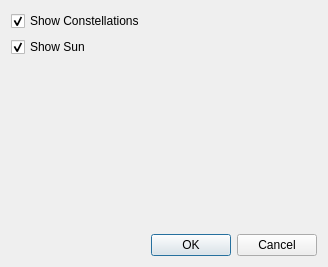
Above: src/plugins/render/stars/StarsConfigWidget.ui from KDE/marble before the change. Below: the same form after it.
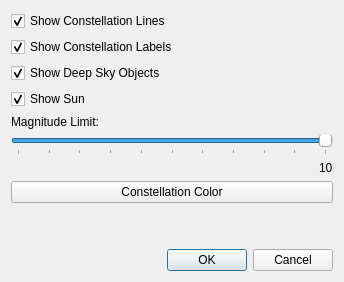
That is the form after the change.

Commit message: Stars config dialog extensions.

```diff
--- a/src/plugins/render/stars/StarsConfigWidget.ui
+++ b/src/plugins/render/stars/StarsConfigWidget.ui
@@ -6,8 +6,8 @@
    <rect>
     <x>0</x>
     <y>0</y>
-    <width>328</width>
-    <height>267</height>
+    <width>344</width>
+    <height>282</height>
    </rect>
   </property>
   <property name="windowTitle">
@@ -17,7 +17,7 @@
    <item>
     <widget class="QCheckBox" name="m_viewConstellationsCheckBox">
      <property name="text">
-      <string>Show Constellations</string>
+      <string>Show Constellation Lines</string>
      </property>
      <property name="checked">
       <bool>true</bool>
@@ -25,7 +25,27 @@
     </widget>
    </item>
    <item>
-    <widget class="QCheckBox" name="m_viewSunCheckBox">
+    <widget class="QCheckBox" name="m_viewConstellationLabelsCheckbox">
+     <property name="text">
+      <string>Show Constellation Labels</string>
+     </property>
+     <property name="checked">
+      <bool>true</bool>
+     </property>
+    </widget>
+   </item>
+   <item>
+    <widget class="QCheckBox" name="m_viewDsosCheckbox">
+     <property name="text">
+      <string>Show Deep Sky Objects</string>
+     </property>
+     <property name="checked">
+      <bool>true</bool>
+     </property>
+    </widget>
+   </item>
+   <item>
+    <widget class="QCheckBox" name="m_viewSunCheckbox">
      <property name="text">
       <string>Show Sun</string>
      </property>
@@ -34,6 +54,49 @@
      </property>
     </widget>
    </item>
+   <item>
+    <widget class="QLabel" name="magLimitLabel">
+     <property name="text">
+      <string>Magnitude Limit:</string>
+     </property>
+    </widget>
+   </item>
+   <item>
+    <widget class="QSlider" name="m_magnitudeSlider">
+     <property name="inputMethodHints">
+      <set>Qt::ImhNone</set>
+     </property>
+     <property name="maximum">
+      <number>10</number>
+     </property>
+     <property name="value">
+      <number>10</number>
+     </property>
+     <property name="orientation">
+      <enum>Qt::Horizontal</enum>
+     </property>
+     <property name="tickPosition">
+      <enum>QSlider::TicksBelow</enum>
+     </property>
+     <property name="tickInterval">
+      <number>1</number>
+     </property>
+    </widget>
+   </item>
+   <item alignment="Qt::AlignRight">
+    <widget class="QLabel" name="label_3">
+     <property name="text">
+      <string>10</string>
+     </property>
+    </widget>
+   </item>
+   <item>
+    <widget class="QPushButton" name="constellationColorButton">
+     <property name="text">
+      <string>Constellation Color</string>
+     </property>
+    </widget>
+   </item>
    <item>
     <spacer name="verticalSpacer">
      <property name="orientation">
```
Left out of the diff: 2 changed lines with no effect on the pictures. The commit also changes 2 other files.
